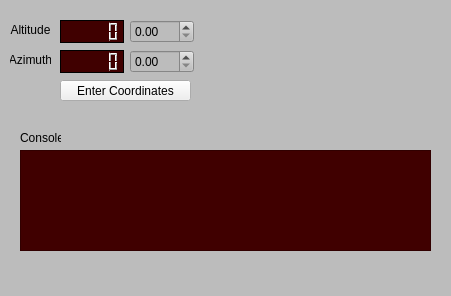
Above: raspberrypiutility.ui from MetricManifold/RaspberryPiUtility before the change. Below: the same form after it.
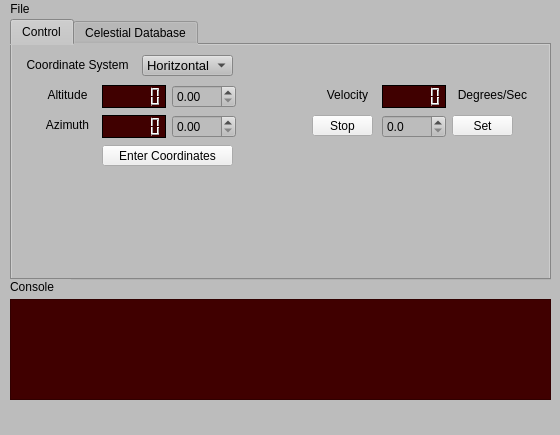
That is the form after the change.

Patch:
```diff
--- a/raspberrypiutility.ui
+++ b/raspberrypiutility.ui
@@ -6,8 +6,8 @@
    <rect>
     <x>0</x>
     <y>0</y>
-    <width>451</width>
-    <height>296</height>
+    <width>560</width>
+    <height>435</height>
    </rect>
   </property>
   <property name="minimumSize">
@@ -23,350 +23,655 @@
    <string notr="true">background-color: rgb(188, 188, 188);</string>
   </property>
   <widget class="QWidget" name="centralWidget">
-   <widget class="QDoubleSpinBox" name="yaw_input">
-    <property name="geometry">
-     <rect>
-      <x>130</x>
-      <y>50</y>
-      <width>64</width>
-      <height>23</height>
-     </rect>
-    </property>
-    <property name="toolTip">
-     <string>&lt;html&gt;&lt;head/&gt;&lt;body&gt;&lt;p&gt;'Yaw' of the telescope, between 0 and 360 degrees&lt;/p&gt;&lt;/body&gt;&lt;/html&gt;</string>
-    </property>
-    <property name="styleSheet">
-     <string notr="true">font: 10pt &quot;Arial&quot;;</string>
-    </property>
-    <property name="maximum">
-     <double>360.000000000000000</double>
-    </property>
-   </widget>
-   <widget class="QDoubleSpinBox" name="pitch_input">
-    <property name="geometry">
-     <rect>
-      <x>130</x>
-      <y>20</y>
-      <width>64</width>
-      <height>23</height>
-     </rect>
-    </property>
-    <property name="toolTip">
-     <string>&lt;html&gt;&lt;head/&gt;&lt;body&gt;&lt;p&gt;'Pitch' of the telescope, between 0 and 90 degrees&lt;/p&gt;&lt;/body&gt;&lt;/html&gt;</string>
-    </property>
-    <property name="styleSheet">
-     <string notr="true">font: 10pt &quot;Arial&quot;;</string>
-    </property>
-    <property name="maximum">
-     <double>90.000000000000000</double>
-    </property>
-   </widget>
-   <widget class="QLCDNumber" name="pitch_dis">
-    <property name="geometry">
-     <rect>
-      <x>60</x>
-      <y>20</y>
-      <width>64</width>
-      <height>23</height>
-     </rect>
-    </property>
-    <property name="palette">
-     <palette>
-      <active>
-       <colorrole role="Button">
-        <brush brushstyle="SolidPattern">
-         <color alpha="255">
-          <red>64</red>
-          <green>0</green>
-          <blue>0</blue>
-         </color>
-        </brush>
-       </colorrole>
-       <colorrole role="Base">
-        <brush brushstyle="SolidPattern">
-         <color alpha="255">
-          <red>64</red>
-          <green>0</green>
-          <blue>0</blue>
-         </color>
-        </brush>
-       </colorrole>
-       <colorrole role="Window">
-        <brush brushstyle="SolidPattern">
-         <color alpha="255">
-          <red>64</red>
-          <green>0</green>
-          <blue>0</blue>
-         </color>
-        </brush>
-       </colorrole>
-      </active>
-      <inactive>
-       <colorrole role="Button">
-        <brush brushstyle="SolidPattern">
-         <color alpha="255">
-          <red>64</red>
-          <green>0</green>
-          <blue>0</blue>
-         </color>
-        </brush>
-       </colorrole>
-       <colorrole role="Base">
-        <brush brushstyle="SolidPattern">
-         <color alpha="255">
-          <red>64</red>
-          <green>0</green>
-          <blue>0</blue>
-         </color>
-        </brush>
-       </colorrole>
-       <colorrole role="Window">
-        <brush brushstyle="SolidPattern">
-         <color alpha="255">
-          <red>64</red>
-          <green>0</green>
-          <blue>0</blue>
-         </color>
-        </brush>
-       </colorrole>
-      </inactive>
-      <disabled>
-       <colorrole role="Button">
-        <brush brushstyle="SolidPattern">
-         <color alpha="255">
-          <red>64</red>
-          <green>0</green>
-          <blue>0</blue>
-         </color>
-        </brush>
-       </colorrole>
-       <colorrole role="Base">
-        <brush brushstyle="SolidPattern">
-         <color alpha="255">
-          <red>64</red>
-          <green>0</green>
-          <blue>0</blue>
-         </color>
-        </brush>
-       </colorrole>
-       <colorrole role="Window">
-        <brush brushstyle="SolidPattern">
-         <color alpha="255">
-          <red>64</red>
-          <green>0</green>
-          <blue>0</blue>
-         </color>
-        </brush>
-       </colorrole>
-      </disabled>
-     </palette>
-    </property>
-    <property name="cursor">
-     <cursorShape>ArrowCursor</cursorShape>
-    </property>
-    <property name="autoFillBackground">
-     <bool>false</bool>
-    </property>
-    <property name="styleSheet">
-     <string notr="true">background-color: rgb(64, 0, 0);
-</string>
-    </property>
-    <property name="frameShape">
-     <enum>QFrame::Box</enum>
-    </property>
-    <property name="frameShadow">
-     <enum>QFrame::Plain</enum>
-    </property>
-    <property name="smallDecimalPoint">
-     <bool>true</bool>
-    </property>
-    <property name="segmentStyle">
-     <enum>QLCDNumber::Filled</enum>
-    </property>
-   </widget>
-   <widget class="QLabel" name="label">
+   <widget class="QTabWidget" name="tabWidget">
     <property name="geometry">
      <rect>
       <x>10</x>
-      <y>20</y>
-      <width>41</width>
-      <height>20</height>
+      <y>0</y>
+      <width>541</width>
+      <height>261</height>
      </rect>
     </property>
-    <property name="autoFillBackground">
-     <bool>false</bool>
-    </property>
-    <property name="styleSheet">
-     <string notr="true">font: 10pt &quot;Arial&quot;;</string>
-    </property>
-    <property name="text">
-     <string>Altitude</string>
-    </property>
-    <property name="alignment">
-     <set>Qt::AlignCenter</set>
-    </property>
-   </widget>
-   <widget class="QLCDNumber" name="yaw_dis">
-    <property name="geometry">
-     <rect>
-      <x>60</x>
-      <y>50</y>
-      <width>64</width>
-      <height>23</height>
-     </rect>
-    </property>
-    <property name="palette">
-     <palette>
-      <active>
-       <colorrole role="Button">
-        <brush brushstyle="SolidPattern">
-         <color alpha="255">
-          <red>64</red>
-          <green>0</green>
-          <blue>0</blue>
-         </color>
-        </brush>
-       </colorrole>
-       <colorrole role="Base">
-        <brush brushstyle="SolidPattern">
-         <color alpha="255">
-          <red>64</red>
-          <green>0</green>
-          <blue>0</blue>
-         </color>
-        </brush>
-       </colorrole>
-       <colorrole role="Window">
-        <brush brushstyle="SolidPattern">
-         <color alpha="255">
-          <red>64</red>
-          <green>0</green>
-          <blue>0</blue>
-         </color>
-        </brush>
-       </colorrole>
-      </active>
-      <inactive>
-       <colorrole role="Button">
-        <brush brushstyle="SolidPattern">
-         <color alpha="255">
-          <red>64</red>
-          <green>0</green>
-          <blue>0</blue>
-         </color>
-        </brush>
-       </colorrole>
-       <colorrole role="Base">
-        <brush brushstyle="SolidPattern">
-         <color alpha="255">
-          <red>64</red>
-          <green>0</green>
-          <blue>0</blue>
-         </color>
-        </brush>
-       </colorrole>
-       <colorrole role="Window">
-        <brush brushstyle="SolidPattern">
-         <color alpha="255">
-          <red>64</red>
-          <green>0</green>
-          <blue>0</blue>
-         </color>
-        </brush>
-       </colorrole>
-      </inactive>
-      <disabled>
-       <colorrole role="Button">
-        <brush brushstyle="SolidPattern">
-         <color alpha="255">
-          <red>64</red>
-          <green>0</green>
-          <blue>0</blue>
-         </color>
-        </brush>
-       </colorrole>
-       <colorrole role="Base">
-        <brush brushstyle="SolidPattern">
-         <color alpha="255">
-          <red>64</red>
-          <green>0</green>
-          <blue>0</blue>
-         </color>
-        </brush>
-       </colorrole>
-       <colorrole role="Window">
-        <brush brushstyle="SolidPattern">
-         <color alpha="255">
-          <red>64</red>
-          <green>0</green>
-          <blue>0</blue>
-         </color>
-        </brush>
-       </colorrole>
-      </disabled>
-     </palette>
-    </property>
-    <property name="autoFillBackground">
-     <bool>false</bool>
-    </property>
-    <property name="styleSheet">
-     <string notr="true">background-color: rgb(64, 0, 0);</string>
-    </property>
-    <property name="frameShadow">
-     <enum>QFrame::Plain</enum>
-    </property>
-    <property name="smallDecimalPoint">
-     <bool>true</bool>
-    </property>
-    <property name="intValue" stdset="0">
+    <property name="currentIndex">
      <number>0</number>
     </property>
-   </widget>
-   <widget class="QLabel" name="label_2">
-    <property name="geometry">
-     <rect>
-      <x>10</x>
-      <y>50</y>
-      <width>41</width>
-      <height>20</height>
-     </rect>
-    </property>
-    <property name="styleSheet">
-     <string notr="true">font: 10pt &quot;Arial&quot;;</string>
-    </property>
-    <property name="text">
-     <string>Azimuth</string>
-    </property>
-    <property name="alignment">
-     <set>Qt::AlignCenter</set>
-    </property>
-   </widget>
-   <widget class="QPushButton" name="btn_enter_coords">
-    <property name="geometry">
-     <rect>
-      <x>60</x>
-      <y>80</y>
-      <width>131</width>
-      <height>21</height>
-     </rect>
-    </property>
-    <property name="styleSheet">
-     <string notr="true">font: 10pt &quot;Arial&quot;;
+    <widget class="QWidget" name="tab">
+     <attribute name="title">
+      <string>Control</string>
+     </attribute>
+     <widget class="QLCDNumber" name="yaw_dis">
+      <property name="geometry">
+       <rect>
+        <x>90</x>
+        <y>70</y>
+        <width>64</width>
+        <height>23</height>
+       </rect>
+      </property>
+      <property name="palette">
+       <palette>
+        <active>
+         <colorrole role="Button">
+          <brush brushstyle="SolidPattern">
+           <color alpha="255">
+            <red>64</red>
+            <green>0</green>
+            <blue>0</blue>
+           </color>
+          </brush>
+         </colorrole>
+         <colorrole role="Base">
+          <brush brushstyle="SolidPattern">
+           <color alpha="255">
+            <red>64</red>
+            <green>0</green>
+            <blue>0</blue>
+           </color>
+          </brush>
+         </colorrole>
+         <colorrole role="Window">
+          <brush brushstyle="SolidPattern">
+           <color alpha="255">
+            <red>64</red>
+            <green>0</green>
+            <blue>0</blue>
+           </color>
+          </brush>
+         </colorrole>
+        </active>
+        <inactive>
+         <colorrole role="Button">
+          <brush brushstyle="SolidPattern">
+           <color alpha="255">
+            <red>64</red>
+            <green>0</green>
+            <blue>0</blue>
+           </color>
+          </brush>
+         </colorrole>
+         <colorrole role="Base">
+          <brush brushstyle="SolidPattern">
+           <color alpha="255">
+            <red>64</red>
+            <green>0</green>
+            <blue>0</blue>
+           </color>
+          </brush>
+         </colorrole>
+         <colorrole role="Window">
+          <brush brushstyle="SolidPattern">
+           <color alpha="255">
+            <red>64</red>
+            <green>0</green>
+            <blue>0</blue>
+           </color>
+          </brush>
+         </colorrole>
+        </inactive>
+        <disabled>
+         <colorrole role="Button">
+          <brush brushstyle="SolidPattern">
+           <color alpha="255">
+            <red>64</red>
+            <green>0</green>
+            <blue>0</blue>
+           </color>
+          </brush>
+         </colorrole>
+         <colorrole role="Base">
+          <brush brushstyle="SolidPattern">
+           <color alpha="255">
+            <red>64</red>
+            <green>0</green>
+            <blue>0</blue>
+           </color>
+          </brush>
+         </colorrole>
+         <colorrole role="Window">
+          <brush brushstyle="SolidPattern">
+           <color alpha="255">
+            <red>64</red>
+            <green>0</green>
+            <blue>0</blue>
+           </color>
+          </brush>
+         </colorrole>
+        </disabled>
+       </palette>
+      </property>
+      <property name="autoFillBackground">
+       <bool>false</bool>
+      </property>
+      <property name="styleSheet">
+       <string notr="true">background-color: rgb(64, 0, 0);</string>
+      </property>
+      <property name="frameShadow">
+       <enum>QFrame::Plain</enum>
+      </property>
+      <property name="smallDecimalPoint">
+       <bool>true</bool>
+      </property>
+      <property name="intValue" stdset="0">
+       <number>0</number>
+      </property>
+     </widget>
+     <widget class="QPushButton" name="btn_stop_vel">
+      <property name="geometry">
+       <rect>
+        <x>300</x>
+        <y>70</y>
+        <width>61</width>
+        <height>21</height>
+       </rect>
+      </property>
+      <property name="toolTip">
+       <string>&lt;html&gt;&lt;head/&gt;&lt;body&gt;&lt;p&gt;Stops movement of telescope&lt;/p&gt;&lt;/body&gt;&lt;/html&gt;</string>
+      </property>
+      <property name="styleSheet">
+       <string notr="true">font: 10pt &quot;Arial&quot;;
 background-color: rgb(239, 239, 239);</string>
-    </property>
-    <property name="text">
-     <string>Enter Coordinates</string>
-    </property>
-    <property name="flat">
-     <bool>false</bool>
-    </property>
+      </property>
+      <property name="text">
+       <string>Stop</string>
+      </property>
+      <property name="flat">
+       <bool>false</bool>
+      </property>
+     </widget>
+     <widget class="QLCDNumber" name="velocity_dis">
+      <property name="geometry">
+       <rect>
+        <x>370</x>
+        <y>40</y>
+        <width>64</width>
+        <height>23</height>
+       </rect>
+      </property>
+      <property name="palette">
+       <palette>
+        <active>
+         <colorrole role="Button">
+          <brush brushstyle="SolidPattern">
+           <color alpha="255">
+            <red>64</red>
+            <green>0</green>
+            <blue>0</blue>
+           </color>
+          </brush>
+         </colorrole>
+         <colorrole role="Base">
+          <brush brushstyle="SolidPattern">
+           <color alpha="255">
+            <red>64</red>
+            <green>0</green>
+            <blue>0</blue>
+           </color>
+          </brush>
+         </colorrole>
+         <colorrole role="Window">
+          <brush brushstyle="SolidPattern">
+           <color alpha="255">
+            <red>64</red>
+            <green>0</green>
+            <blue>0</blue>
+           </color>
+          </brush>
+         </colorrole>
+        </active>
+        <inactive>
+         <colorrole role="Button">
+          <brush brushstyle="SolidPattern">
+           <color alpha="255">
+            <red>64</red>
+            <green>0</green>
+            <blue>0</blue>
+           </color>
+          </brush>
+         </colorrole>
+         <colorrole role="Base">
+          <brush brushstyle="SolidPattern">
+           <color alpha="255">
+            <red>64</red>
+            <green>0</green>
+            <blue>0</blue>
+           </color>
+          </brush>
+         </colorrole>
+         <colorrole role="Window">
+          <brush brushstyle="SolidPattern">
+           <color alpha="255">
+            <red>64</red>
+            <green>0</green>
+            <blue>0</blue>
+           </color>
+          </brush>
+         </colorrole>
+        </inactive>
+        <disabled>
+         <colorrole role="Button">
+          <brush brushstyle="SolidPattern">
+           <color alpha="255">
+            <red>64</red>
+            <green>0</green>
+            <blue>0</blue>
+           </color>
+          </brush>
+         </colorrole>
+         <colorrole role="Base">
+          <brush brushstyle="SolidPattern">
+           <color alpha="255">
+            <red>64</red>
+            <green>0</green>
+            <blue>0</blue>
+           </color>
+          </brush>
+         </colorrole>
+         <colorrole role="Window">
+          <brush brushstyle="SolidPattern">
+           <color alpha="255">
+            <red>64</red>
+            <green>0</green>
+            <blue>0</blue>
+           </color>
+          </brush>
+         </colorrole>
+        </disabled>
+       </palette>
+      </property>
+      <property name="cursor">
+       <cursorShape>ArrowCursor</cursorShape>
+      </property>
+      <property name="autoFillBackground">
+       <bool>false</bool>
+      </property>
+      <property name="styleSheet">
+       <string notr="true">background-color: rgb(64, 0, 0);
+</string>
+      </property>
+      <property name="frameShape">
+       <enum>QFrame::Box</enum>
+      </property>
+      <property name="frameShadow">
+       <enum>QFrame::Plain</enum>
+      </property>
+      <property name="smallDecimalPoint">
+       <bool>true</bool>
+      </property>
+      <property name="segmentStyle">
+       <enum>QLCDNumber::Filled</enum>
+      </property>
+     </widget>
+     <widget class="QLabel" name="label_6">
+      <property name="geometry">
+       <rect>
+        <x>10</x>
+        <y>10</y>
+        <width>111</width>
+        <height>20</height>
+       </rect>
+      </property>
+      <property name="autoFillBackground">
+       <bool>false</bool>
+      </property>
+      <property name="styleSheet">
+       <string notr="true">font: 10pt &quot;Arial&quot;;</string>
+      </property>
+      <property name="text">
+       <string>Coordinate System</string>
+      </property>
+      <property name="alignment">
+       <set>Qt::AlignCenter</set>
+      </property>
+     </widget>
+     <widget class="QDoubleSpinBox" name="yaw_input">
+      <property name="geometry">
+       <rect>
+        <x>160</x>
+        <y>70</y>
+        <width>64</width>
+        <height>23</height>
+       </rect>
+      </property>
+      <property name="toolTip">
+       <string>&lt;html&gt;&lt;head/&gt;&lt;body&gt;&lt;p&gt;'Yaw' of the telescope, between 0 and 360 degrees&lt;/p&gt;&lt;/body&gt;&lt;/html&gt;</string>
+      </property>
+      <property name="styleSheet">
+       <string notr="true">font: 10pt &quot;Arial&quot;;</string>
+      </property>
+      <property name="maximum">
+       <double>360.000000000000000</double>
+      </property>
+     </widget>
+     <widget class="QDoubleSpinBox" name="vel_input">
+      <property name="geometry">
+       <rect>
+        <x>370</x>
+        <y>70</y>
+        <width>64</width>
+        <height>23</height>
+       </rect>
+      </property>
+      <property name="toolTip">
+       <string>&lt;html&gt;&lt;head/&gt;&lt;body&gt;&lt;p&gt;Sets the desired speed at which you would like to rotate the telescope. &lt;/p&gt;&lt;/body&gt;&lt;/html&gt;</string>
+      </property>
+      <property name="whatsThis">
+       <string>&lt;html&gt;&lt;head/&gt;&lt;body&gt;&lt;p&gt;&lt;br/&gt;&lt;/p&gt;&lt;/body&gt;&lt;/html&gt;</string>
+      </property>
+      <property name="styleSheet">
+       <string notr="true">font: 10pt &quot;Arial&quot;;</string>
+      </property>
+      <property name="decimals">
+       <number>1</number>
+      </property>
+      <property name="maximum">
+       <double>180.000000000000000</double>
+      </property>
+     </widget>
+     <widget class="QDoubleSpinBox" name="pitch_input">
+      <property name="geometry">
+       <rect>
+        <x>160</x>
+        <y>40</y>
+        <width>64</width>
+        <height>23</height>
+       </rect>
+      </property>
+      <property name="toolTip">
+       <string>&lt;html&gt;&lt;head/&gt;&lt;body&gt;&lt;p&gt;'Pitch' of the telescope, between 0 and 90 degrees&lt;/p&gt;&lt;/body&gt;&lt;/html&gt;</string>
+      </property>
+      <property name="styleSheet">
+       <string notr="true">font: 10pt &quot;Arial&quot;;</string>
+      </property>
+      <property name="maximum">
+       <double>90.000000000000000</double>
+      </property>
+     </widget>
+     <widget class="QLabel" name="label_2">
+      <property name="geometry">
+       <rect>
+        <x>30</x>
+        <y>70</y>
+        <width>51</width>
+        <height>20</height>
+       </rect>
+      </property>
+      <property name="styleSheet">
+       <string notr="true">font: 10pt &quot;Arial&quot;;</string>
+      </property>
+      <property name="text">
+       <string>Azimuth</string>
+      </property>
+      <property name="alignment">
+       <set>Qt::AlignCenter</set>
+      </property>
+     </widget>
+     <widget class="QPushButton" name="btn_enter_coords">
+      <property name="geometry">
+       <rect>
+        <x>90</x>
+        <y>100</y>
+        <width>131</width>
+        <height>21</height>
+       </rect>
+      </property>
+      <property name="styleSheet">
+       <string notr="true">font: 10pt &quot;Arial&quot;;
+background-color: rgb(239, 239, 239);</string>
+      </property>
+      <property name="text">
+       <string>Enter Coordinates</string>
+      </property>
+      <property name="flat">
+       <bool>false</bool>
+      </property>
+     </widget>
+     <widget class="QComboBox" name="comboBox">
+      <property name="geometry">
+       <rect>
+        <x>130</x>
+        <y>10</y>
+        <width>91</width>
+        <height>21</height>
+       </rect>
+      </property>
+      <property name="font">
+       <font>
+        <pointsize>10</pointsize>
+       </font>
+      </property>
+      <item>
+       <property name="text">
+        <string>Horitzontal</string>
+       </property>
+      </item>
+      <item>
+       <property name="text">
+        <string>Equatorial</string>
+       </property>
+      </item>
+     </widget>
+     <widget class="QPushButton" name="bten_set_vel">
+      <property name="geometry">
+       <rect>
+        <x>440</x>
+        <y>70</y>
+        <width>61</width>
+        <height>21</height>
+       </rect>
+      </property>
+      <property name="styleSheet">
+       <string notr="true">font: 10pt &quot;Arial&quot;;
+background-color: rgb(239, 239, 239);</string>
+      </property>
+      <property name="text">
+       <string>Set</string>
+      </property>
+      <property name="flat">
+       <bool>false</bool>
+      </property>
+     </widget>
+     <widget class="QLabel" name="label_5">
+      <property name="geometry">
+       <rect>
+        <x>440</x>
+        <y>40</y>
+        <width>81</width>
+        <height>20</height>
+       </rect>
+      </property>
+      <property name="autoFillBackground">
+       <bool>false</bool>
+      </property>
+      <property name="styleSheet">
+       <string notr="true">font: 10pt &quot;Arial&quot;;</string>
+      </property>
+      <property name="text">
+       <string>Degrees/Sec</string>
+      </property>
+      <property name="alignment">
+       <set>Qt::AlignCenter</set>
+      </property>
+     </widget>
+     <widget class="QLCDNumber" name="pitch_dis">
+      <property name="geometry">
+       <rect>
+        <x>90</x>
+        <y>40</y>
+        <width>64</width>
+        <height>23</height>
+       </rect>
+      </property>
+      <property name="palette">
+       <palette>
+        <active>
+         <colorrole role="Button">
+          <brush brushstyle="SolidPattern">
+           <color alpha="255">
+            <red>64</red>
+            <green>0</green>
+            <blue>0</blue>
+           </color>
+          </brush>
+         </colorrole>
+         <colorrole role="Base">
+          <brush brushstyle="SolidPattern">
+           <color alpha="255">
+            <red>64</red>
+            <green>0</green>
+            <blue>0</blue>
+           </color>
+          </brush>
+         </colorrole>
+         <colorrole role="Window">
+          <brush brushstyle="SolidPattern">
+           <color alpha="255">
+            <red>64</red>
+            <green>0</green>
+            <blue>0</blue>
+           </color>
+          </brush>
+         </colorrole>
+        </active>
+        <inactive>
+         <colorrole role="Button">
+          <brush brushstyle="SolidPattern">
+           <color alpha="255">
+            <red>64</red>
+            <green>0</green>
+            <blue>0</blue>
+           </color>
+          </brush>
+         </colorrole>
+         <colorrole role="Base">
+          <brush brushstyle="SolidPattern">
+           <color alpha="255">
+            <red>64</red>
+            <green>0</green>
+            <blue>0</blue>
+           </color>
+          </brush>
+         </colorrole>
+         <colorrole role="Window">
+          <brush brushstyle="SolidPattern">
+           <color alpha="255">
+            <red>64</red>
+            <green>0</green>
+            <blue>0</blue>
+           </color>
+          </brush>
+         </colorrole>
+        </inactive>
+        <disabled>
+         <colorrole role="Button">
+          <brush brushstyle="SolidPattern">
+           <color alpha="255">
+            <red>64</red>
+            <green>0</green>
+            <blue>0</blue>
+           </color>
+          </brush>
+         </colorrole>
+         <colorrole role="Base">
+          <brush brushstyle="SolidPattern">
+           <color alpha="255">
+            <red>64</red>
+            <green>0</green>
+            <blue>0</blue>
+           </color>
+          </brush>
+         </colorrole>
+         <colorrole role="Window">
+          <brush brushstyle="SolidPattern">
+           <color alpha="255">
+            <red>64</red>
+            <green>0</green>
+            <blue>0</blue>
+           </color>
+          </brush>
+         </colorrole>
+        </disabled>
+       </palette>
+      </property>
+      <property name="cursor">
+       <cursorShape>ArrowCursor</cursorShape>
+      </property>
+      <property name="autoFillBackground">
+       <bool>false</bool>
+      </property>
+      <property name="styleSheet">
+       <string notr="true">background-color: rgb(64, 0, 0);
+</string>
+      </property>
+      <property name="frameShape">
+       <enum>QFrame::Box</enum>
+      </property>
+      <property name="frameShadow">
+       <enum>QFrame::Plain</enum>
+      </property>
+      <property name="smallDecimalPoint">
+       <bool>true</bool>
+      </property>
+      <property name="segmentStyle">
+       <enum>QLCDNumber::Filled</enum>
+      </property>
+     </widget>
+     <widget class="QLabel" name="label">
+      <property name="geometry">
+       <rect>
+        <x>30</x>
+        <y>40</y>
+        <width>51</width>
+        <height>20</height>
+       </rect>
+      </property>
+      <property name="autoFillBackground">
+       <bool>false</bool>
+      </property>
+      <property name="styleSheet">
+       <string notr="true">font: 10pt &quot;Arial&quot;;</string>
+      </property>
+      <property name="text">
+       <string>Altitude</string>
+      </property>
+      <property name="alignment">
+       <set>Qt::AlignCenter</set>
+      </property>
+     </widget>
+     <widget class="QLabel" name="label_4">
+      <property name="geometry">
+       <rect>
+        <x>310</x>
+        <y>40</y>
+        <width>51</width>
+        <height>20</height>
+       </rect>
+      </property>
+      <property name="autoFillBackground">
+       <bool>false</bool>
+      </property>
+      <property name="styleSheet">
+       <string notr="true">font: 10pt &quot;Arial&quot;;</string>
+      </property>
+      <property name="text">
+       <string>Velocity</string>
+      </property>
+      <property name="alignment">
+       <set>Qt::AlignCenter</set>
+      </property>
+     </widget>
+    </widget>
+    <widget class="QWidget" name="tab_2">
+     <attribute name="title">
+      <string>Celestial Database</string>
+     </attribute>
+    </widget>
    </widget>
    <widget class="QLabel" name="label_3">
     <property name="geometry">
      <rect>
-      <x>20</x>
-      <y>130</y>
-      <width>41</width>
+      <x>10</x>
+      <y>260</y>
+      <width>61</width>
       <height>16</height>
      </rect>
     </property>
@@ -380,9 +685,9 @@
    <widget class="QTextBrowser" name="console">
     <property name="geometry">
      <rect>
-      <x>20</x>
-      <y>150</y>
-      <width>411</width>
+      <x>10</x>
+      <y>280</y>
+      <width>541</width>
       <height>101</height>
      </rect>
     </property>
@@ -415,10 +720,17 @@
     <rect>
      <x>0</x>
      <y>0</y>
-     <width>451</width>
-     <height>20</height>
+     <width>560</width>
+     <height>24</height>
     </rect>
    </property>
+   <widget class="QMenu" name="menuMain">
+    <property name="title">
+     <string>File</string>
+    </property>
+    <addaction name="actionExit"/>
+   </widget>
+   <addaction name="menuMain"/>
   </widget>
  </widget>
  <layoutdefault spacing="6" margin="11"/>
```
Left out of the diff: 5 changed lines with no effect on the pictures.
